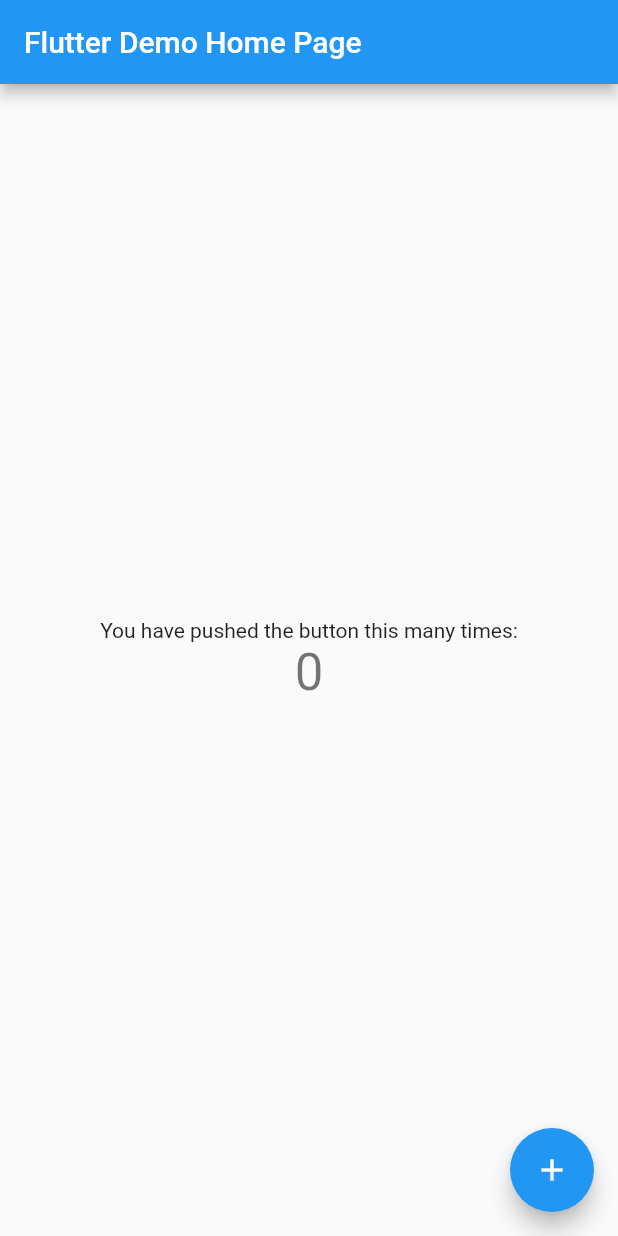
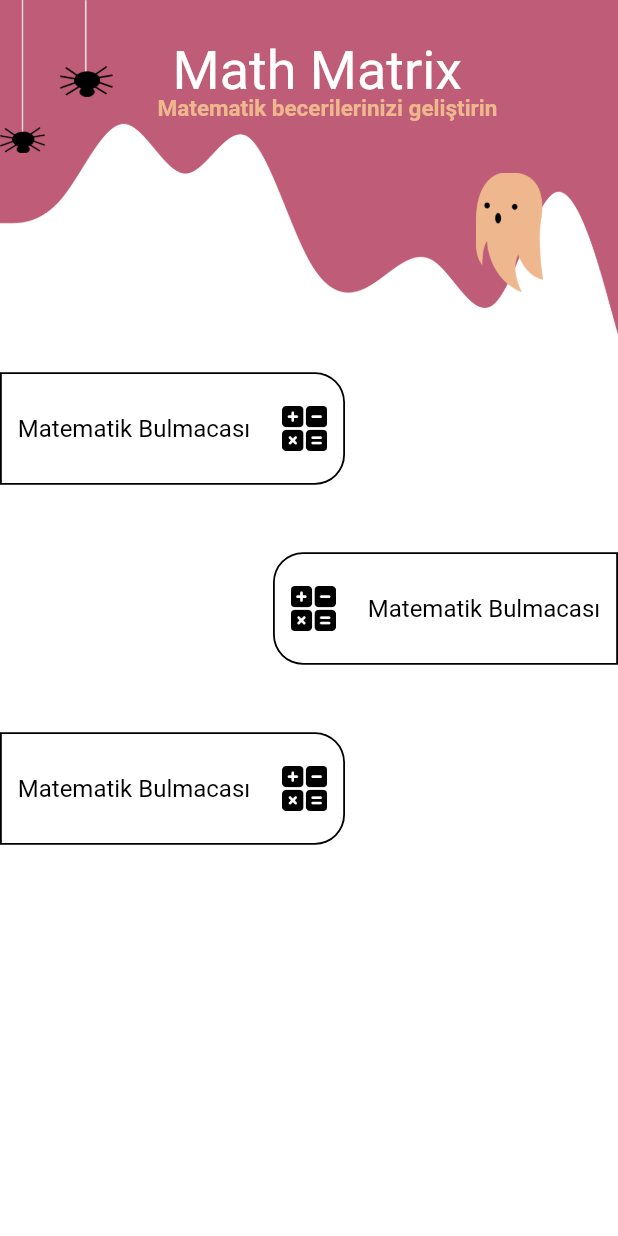
Before and after one commit to beyzauyanksoy/MathMatrixGame, a Flutter app: the screen it shows after launch, on a phone screen of 412 x 824 dp. Run offline on Flutter 3.47's test engine with Material 2 defaults, Android fonts, the phone set to English and light mode, and no system bars; our stand-ins replace google_fonts.

Commit message:
topbar ve container kısmı oluşturuldu

```diff
--- /dev/null
+++ b/lib/game_home_screen.dart
@@ -0,0 +1,136 @@
+import 'dart:ui';
+
+import 'package:flutter/material.dart';
+import 'package:flutter/src/widgets/container.dart';
+import 'package:flutter/src/widgets/framework.dart';
+import 'package:google_fonts/google_fonts.dart';
+import 'package:math_matrix_game/widgets/topbar.dart';
+
+class GameHomeScreen extends StatefulWidget {
+  const GameHomeScreen({super.key});
+
+  @override
+  State<GameHomeScreen> createState() => _GameHomeScreenState();
+}
+
+class _GameHomeScreenState extends State<GameHomeScreen> {
+  @override
+  Widget build(BuildContext context) {
+    return Scaffold(
+      backgroundColor: Colors.white,
+      body: Column(
+        children: [
+          Topbar(),
+          Container(
+            child: Padding(
+              padding: const EdgeInsets.only(top: 25),
+              child: Column(
+                children: [
+                  Row(
+                    children: [
+                      Container(
+                        decoration:  BoxDecoration(
+                          border: Border.all(color: Colors.black,width: 1.2),
+                            // color: Color(0xffEFB78E),
+                            borderRadius: const BorderRadius.only(
+                                topRight: Radius.circular(20),
+                                bottomRight: Radius.circular(20))),
+                        width: 230,
+                        height: 75,
+                        child: Row(
+                          mainAxisAlignment: MainAxisAlignment.spaceAround,
+                          children: [
+
+
+                            const Text(
+                              'Matematik Bulmacası',
+                              style: TextStyle(
+                                  color: Colors.black,
+                                  fontWeight: FontWeight.w400,
+                                  fontSize: 16),
+                            ),
+                            Image.asset('assets/calculator.png',width: 30,)
+
+                          ],
+                        ),
+
+                      ),
+
+                    ],
+                  ),
+                  SizedBox(height: 45),
+                  Row(
+                    mainAxisAlignment: MainAxisAlignment.end,
+                    children: [
+                      Container(
+                        decoration:  BoxDecoration(
+                          border: Border.all(color: Colors.black,width: 1.2),
+                            // color: Color(0xffEFB78E),
+                            borderRadius: const BorderRadius.only(
+                                topLeft: Radius.circular(20),
+                                bottomLeft: Radius.circular(20))),
+                        width: 230,
+                        height: 75,
+                        child: Row(
+                          mainAxisAlignment: MainAxisAlignment.spaceAround,
+                          children: [
+                            Image.asset('assets/calculator.png',width: 30,),
+                            const Text(
+                              'Matematik Bulmacası',
+                              style: TextStyle(
+                                  color: Colors.black,
+                                  fontWeight: FontWeight.w400,
+                                  fontSize: 16),
+                            ),
+
+
+                          ],
+                        ),
+
+                      ),
+
+                    ],
+                  ),
+                  SizedBox(height: 45),
+                    Row(
+                    children: [
+                      Container(
+                        decoration:  BoxDecoration(
+                          border: Border.all(color: Colors.black,width: 1.2),
+                            // color: Color(0xffEFB78E),
+                            borderRadius: const BorderRadius.only(
+                                topRight: Radius.circular(20),
+                                bottomRight: Radius.circular(20))),
+                        width: 230,
+                        height: 75,
+                        child: Row(
+                          mainAxisAlignment: MainAxisAlignment.spaceAround,
+                          children: [
+
+
+                            const Text(
+                              'Matematik Bulmacası',
+                              style: TextStyle(
+                                  color: Colors.black,
+                                  fontWeight: FontWeight.w400,
+                                  fontSize: 16),
+                            ),
+                            Image.asset('assets/calculator.png',width: 30,)
+
+                          ],
+                        ),
+
+                      ),
+
+                    ],
+                  ),
+
+                ],
+              ),
+            ),
+          )
+        ],
+      ),
+    );
+  }
+}
--- a/lib/main.dart
+++ b/lib/main.dart
@@ -1,4 +1,6 @@
 import 'package:flutter/material.dart';
+
+import 'game_home_screen.dart';
 
 void main() {
   runApp(const MyApp());
@@ -7,109 +9,16 @@
 class MyApp extends StatelessWidget {
   const MyApp({super.key});
 
-  // This widget is the root of your application.
   @override
   Widget build(BuildContext context) {
     return MaterialApp(
+      debugShowCheckedModeBanner: false,
       title: 'Flutter Demo',
       theme: ThemeData(
-        // This is the theme of your application.
-        //
-        // Try running your application with "flutter run". You'll see the
-        // application has a blue toolbar. Then, without quitting the app, try
-        // changing the primarySwatch below to Colors.green and then invoke
-        // "hot reload" (press "r" in the console where you ran "flutter run",
-        // or simply save your changes to "hot reload" in a Flutter IDE).
-        // Notice that the counter didn't reset back to zero; the application
-        // is not restarted.
+
         primarySwatch: Colors.blue,
       ),
-      home: const MyHomePage(title: 'Flutter Demo Home Page'),
+      home: const GameHomeScreen(),
     );
   }
 }
-
-class MyHomePage extends StatefulWidget {
-  const MyHomePage({super.key, required this.title});
-
-  // This widget is the home page of your application. It is stateful, meaning
-  // that it has a State object (defined below) that contains fields that affect
-  // how it looks.
-
-  // This class is the configuration for the state. It holds the values (in this
-  // case the title) provided by the parent (in this case the App widget) and
-  // used by the build method of the State. Fields in a Widget subclass are
-  // always marked "final".
-
-  final String title;
-
-  @override
-  State<MyHomePage> createState() => _MyHomePageState();
-}
-
-class _MyHomePageState extends State<MyHomePage> {
-  int _counter = 0;
-
-  void _incrementCounter() {
-    setState(() {
-      // This call to setState tells the Flutter framework that something has
-      // changed in this State, which causes it to rerun the build method below
-      // so that the display can reflect the updated values. If we changed
-      // _counter without calling setState(), then the build method would not be
-      // called again, and so nothing would appear to happen.
-      _counter++;
-    });
-  }
-
-  @override
-  Widget build(BuildContext context) {
-    // This method is rerun every time setState is called, for instance as done
-    // by the _incrementCounter method above.
-    //
-    // The Flutter framework has been optimized to make rerunning build methods
-    // fast, so that you can just rebuild anything that needs updating rather
-    // than having to individually change instances of widgets.
-    return Scaffold(
-      appBar: AppBar(
-        // Here we take the value from the MyHomePage object that was created by
-        // the App.build method, and use it to set our appbar title.
-        title: Text(widget.title),
-      ),
-      body: Center(
-        // Center is a layout widget. It takes a single child and positions it
-        // in the middle of the parent.
-        child: Column(
-          // Column is also a layout widget. It takes a list of children and
-          // arranges them vertically. By default, it sizes itself to fit its
-          // children horizontally, and tries to be as tall as its parent.
-          //
-          // Invoke "debug painting" (press "p" in the console, choose the
-          // "Toggle Debug Paint" action from the Flutter Inspector in Android
-          // Studio, or the "Toggle Debug Paint" command in Visual Studio Code)
-          // to see the wireframe for each widget.
-          //
-          // Column has various properties to control how it sizes itself and
-          // how it positions its children. Here we use mainAxisAlignment to
-          // center the children vertically; the main axis here is the vertical
-          // axis because Columns are vertical (the cross axis would be
-          // horizontal).
-          mainAxisAlignment: MainAxisAlignment.center,
-          children: <Widget>[
-            const Text(
-              'You have pushed the button this many times:',
-            ),
-            Text(
-              '$_counter',
-              style: Theme.of(context).textTheme.headline4,
-            ),
-          ],
-        ),
-      ),
-      floatingActionButton: FloatingActionButton(
-        onPressed: _incrementCounter,
-        tooltip: 'Increment',
-        child: const Icon(Icons.add),
-      ), // This trailing comma makes auto-formatting nicer for build methods.
-    );
-  }
-}
--- /dev/null
+++ b/lib/widgets/topbar.dart
@@ -0,0 +1,58 @@
+import 'package:flutter/material.dart';
+
+class Topbar extends StatelessWidget {
+  const Topbar({
+    Key? key,
+  }) : super(key: key);
+
+  @override
+  Widget build(BuildContext context) {
+    return Stack(
+      children: [
+        Container(
+          child: Image.asset(
+            'assets/topWaves.png',
+          ),
+        ),
+        Positioned(
+          top: 115,
+          right: 50,
+          child: Image.asset(
+            'assets/ghost.png',
+            width: 45,
+          ),
+        ),
+        Positioned(
+            child: Image.asset(
+          'assets/longbug.png',
+          width: 30,
+        )),
+        Positioned(
+          left: 40,
+          child: Image.asset(
+            'assets/bug.png',
+            width: 35,
+          ),
+        ),
+        const Positioned(
+          top: 26,
+          left: 115,
+          child: Text(
+            'Math Matrix',
+            style: TextStyle(fontSize: 36, color: Colors.white),
+          ),
+        ),
+        const Positioned(
+            top: 63,
+            left: 105,
+            child: Text(
+              'Matematik becerilerinizi geliştirin',
+              style: TextStyle(
+                  color: Color(0xffEFB78E),
+                  fontSize: 15,
+                  fontWeight: FontWeight.w600),
+            ))
+      ],
+    );
+  }
+}
--- a/pubspec.yaml
+++ b/pubspec.yaml
@@ -31,6 +31,7 @@
 dependencies:
   flutter:
     sdk: flutter
+  google_fonts: ^3.0.1
 
 
   # The following adds the Cupertino Icons font to your application.
@@ -60,8 +61,8 @@
   uses-material-design: true
 
   # To add assets to your application, add an assets section, like this:
-  # assets:
-  #   - images/a_dot_burr.jpeg
+  assets:
+    - assets/
   #   - images/a_dot_ham.jpeg
 
   # An image asset can refer to one or more resolution-specific "variants", see
```
Also changed, not shown: pubspec.lock, 2 other files.
